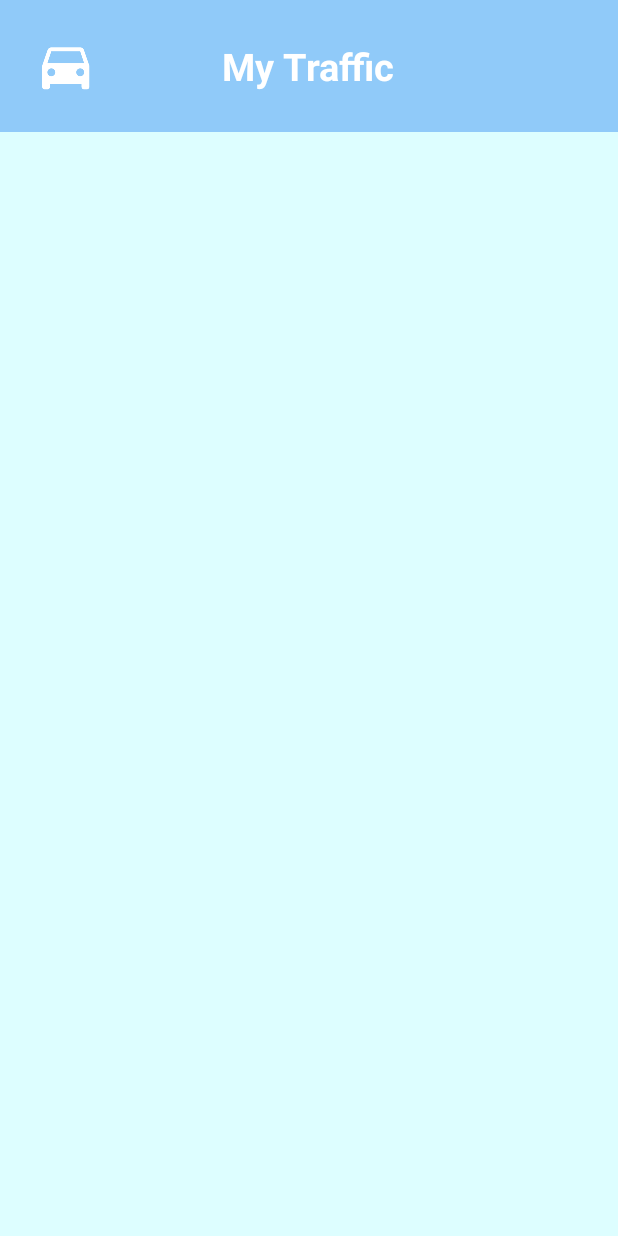
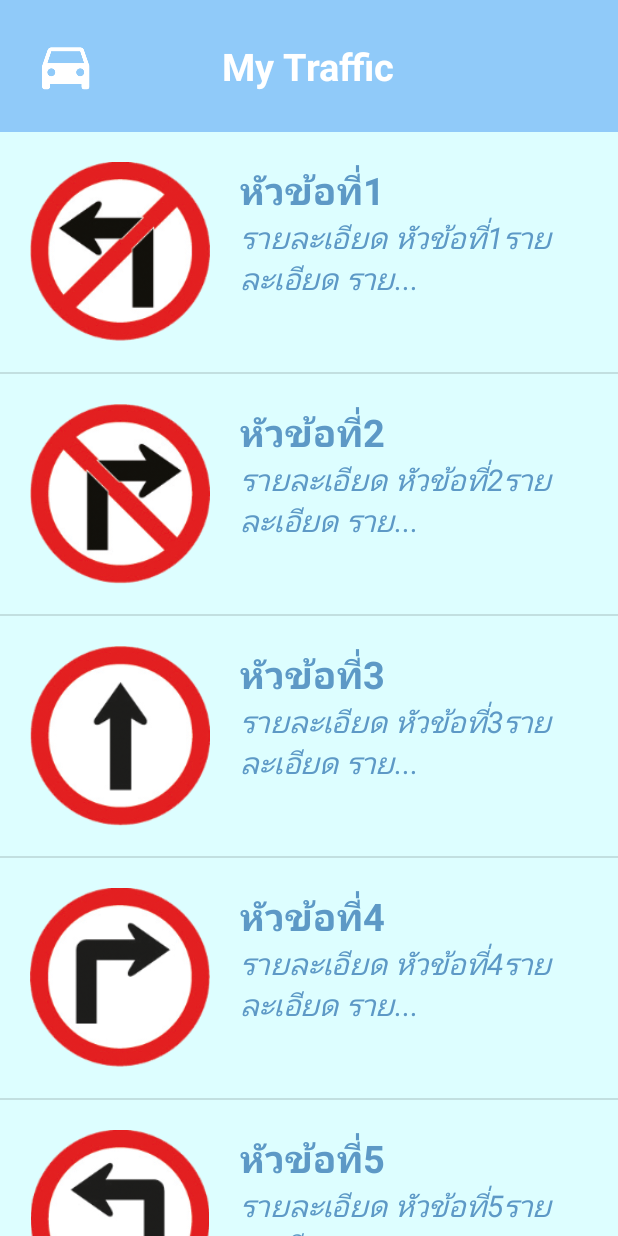
Before and after one commit to Gordonth/MyTraffic, an Android app: the screen it shows after launch (MainActivity), on a phone screen of 412 x 824 dp. Run offline under Robolectric (Android 15) with nearby library versions, the phone set to English and light mode, and no system bars.

Commit message:
Create List View OK

```diff
--- a/app/src/main/java/koregame/kaisorn/mytraffic/MainActivity.java
+++ b/app/src/main/java/koregame/kaisorn/mytraffic/MainActivity.java
@@ -1,13 +1,59 @@
 package koregame.kaisorn.mytraffic;
 
+import android.support.annotation.StringRes;
 import android.support.v7.app.AppCompatActivity;
 import android.os.Bundle;
+import android.util.Log;
+import android.widget.ListView;
 
 public class MainActivity extends AppCompatActivity {
 
+    //Explicit
+    private MyData myData;
+    private String[] titleStrings,detailString;
+    private int[] ints;
+    private ListView listView;
+
+
     @Override
+
     protected void onCreate(Bundle savedInstanceState) {
         super.onCreate(savedInstanceState);
         setContentView(R.layout.activity_main);
+
+        //Get Value for Mydata
+        getValueMydata();
+
+        //Creat List view
+        createListView();
+
+
+    } // Method Main
+
+    private void createListView() {
+
+        // Initial View
+        listView = (ListView) findViewById(R.id.LivTraffic);
+        MyAdapter myAdapter = new MyAdapter(this, titleStrings, detailString, ints);
+        listView.setAdapter(myAdapter);
+
     }
-}
+
+    private void getValueMydata() {
+        myData = new MyData();
+        titleStrings = myData.getTitleStrings();
+        detailString = myData.getDetaiStrings();
+        ints = myData.getInts();
+
+        //Check Value
+        String tag = "21Mayv1";
+        String tag2 = "21Mayv2";
+
+        for (int i = 0; i < titleStrings.length; i++) {
+            Log.d(tag, "titleString(" + i + ")==>" + titleStrings[i]);
+            Log.d(tag2, "detailString(" + i + ")==>" + detailString[i]);
+        }
+
+    }
+
+}  // MAin Class
--- /dev/null
+++ b/app/src/main/java/koregame/kaisorn/mytraffic/MyAdapter.java
@@ -0,0 +1,70 @@
+package koregame.kaisorn.mytraffic;
+
+import android.content.Context;
+import android.view.LayoutInflater;
+import android.view.TextureView;
+import android.view.View;
+import android.view.ViewGroup;
+import android.widget.BaseAdapter;
+import android.widget.ImageView;
+import android.widget.TextView;
+
+/**
+ * Created by Administrator on 21/5/2560.
+ */
+
+public class MyAdapter extends BaseAdapter{
+
+    private Context context;
+    private String[] titleStrings, detailStrings;
+    private int[] ints;
+    private TextView titleTextView, detailTextView;
+    private ImageView imageView;
+
+    public MyAdapter(Context context,
+                     String[] titleStrings,
+                     String[] detailStrings,
+                     int[] ints) {
+        this.context = context;
+        this.titleStrings = titleStrings;
+        this.detailStrings = detailStrings;
+        this.ints = ints;
+    }
+
+    @Override
+    public int getCount() {
+        return titleStrings.length;
+    }
+
+    @Override
+    public Object getItem(int position) {
+        return null;
+    }
+
+    @Override
+    public long getItemId(int position) {
+        return 0;
+    }
+
+    @Override
+    public View getView(int position, View convertView, ViewGroup parent) {
+
+        LayoutInflater layoutInflater = (LayoutInflater) context.getSystemService(Context.LAYOUT_INFLATER_SERVICE);
+        View view = layoutInflater.inflate(R.layout.listview_layout, parent, false);
+
+        //Initial View
+        titleTextView = (TextView) view.findViewById(R.id.txtTitle);
+        detailTextView = (TextView) view.findViewById(R.id.txtDetail);
+        imageView = (ImageView) view.findViewById(R.id.imvIcon);
+
+        //Show View
+        titleTextView.setText(titleStrings[position]);
+
+        String strShortDetail = detailStrings[position].substring(0, 35) + "...";
+        detailTextView.setText(strShortDetail);
+
+        imageView.setImageResource(ints[position]);
+
+        return view;
+    }
+} // Main Class
--- a/app/src/main/java/koregame/kaisorn/mytraffic/MyData.java
+++ b/app/src/main/java/koregame/kaisorn/mytraffic/MyData.java
@@ -12,15 +12,44 @@ public class MyData {
 
     private String[] detaiStrings;
 
+    private int[] ints = new int[]{R.drawable.traffic_01, R.drawable.traffic_02, R.drawable.traffic_03,
+            R.drawable.traffic_04, R.drawable.traffic_05, R.drawable.traffic_06, R.drawable.traffic_07,
+            R.drawable.traffic_08, R.drawable.traffic_09, R.drawable.traffic_10, R.drawable.traffic_10,
+            R.drawable.traffic_11, R.drawable.traffic_12, R.drawable.traffic_13, R.drawable.traffic_14,
+            R.drawable.traffic_15, R.drawable.traffic_16, R.drawable.traffic_17, R.drawable.traffic_18,
+            R.drawable.traffic_19, R.drawable.traffic_20};
+
+    public int[] getInts() {
+        return ints;
+    }
+
     public String[] getTitleStrings() {
         return titleStrings;
     }
 
     public String[] getDetaiStrings() {
 
-        String [] resultStrings;
+        String [] resultStrings =new String[titleStrings.length];
+        String s = "รายละเอียด ";
+
+        for (int i=0;i<resultStrings.length;i++) {
+
+            resultStrings[i] = s + titleStrings[i] + manyDetail();
+        } //for1
 
 
-        return detaiStrings;
+        return resultStrings;
     }
+
+    private String manyDetail() {
+
+        String s = "";
+        for (int i=0;i<10;i++) {
+            s = s + "รายละเอียด ";
+        }
+
+        return s;
+    }
+
+
 } // Main Class นี่คือคลาสหลัก
--- /dev/null
+++ b/app/src/main/res/layout/listview_layout.xml
@@ -0,0 +1,41 @@
+<?xml version="1.0" encoding="utf-8"?>
+<LinearLayout xmlns:android="http://schemas.android.com/apk/res/android"
+    android:layout_width="match_parent"
+    android:layout_height="wrap_content"
+    android:orientation="horizontal">
+
+    <ImageView
+        android:id="@+id/imvIcon"
+        android:layout_width="@dimen/icon"
+        android:layout_height="@dimen/icon"
+        android:layout_margin="@dimen/padding" />
+
+    <LinearLayout
+        android:paddingBottom="@dimen/padding"
+        android:paddingRight="@dimen/padding"
+        android:paddingTop="@dimen/padding"
+        android:orientation="vertical"
+        android:layout_width="match_parent"
+        android:layout_height="match_parent">
+
+        <TextView
+            android:id="@+id/txtTitle"
+            android:textColor="@color/colorPrimaryDark"
+            android:textStyle="bold"
+            android:textSize="@dimen/h1"
+            android:text="Title"
+            android:layout_width="wrap_content"
+            android:layout_height="wrap_content" />
+        <TextView
+            android:id="@+id/txtDetail"
+            android:textColor="@color/colorPrimaryDark"
+            android:textStyle="italic"
+            android:textSize="@dimen/h2"
+            android:text="detail"
+            android:layout_width="wrap_content"
+            android:layout_height="wrap_content" />
+    </LinearLayout>
+
+
+
+</LinearLayout>
--- a/app/src/main/res/values/dimens.xml
+++ b/app/src/main/res/values/dimens.xml
@@ -3,4 +3,5 @@
     <dimen name="padding">20dp</dimen>
     <dimen name="h1">25sp</dimen>
     <dimen name="h2">20sp</dimen>
+    <dimen name="icon">120dp</dimen>
 </resources>
```
